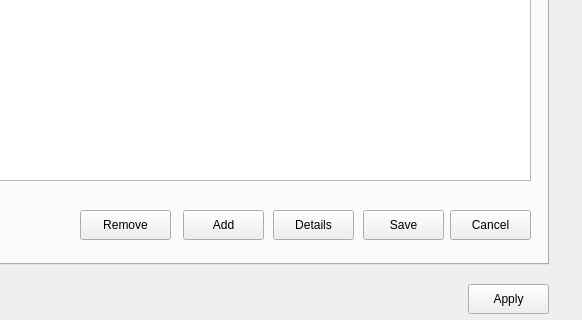
The window that resource/EnvWidget.ui (hsarmiento/rqt_env) describes before a commit, drawn with Qt 5; both pictures show x 272 to 854 and y 246 to 566 of the 854 by 566 pixel window.
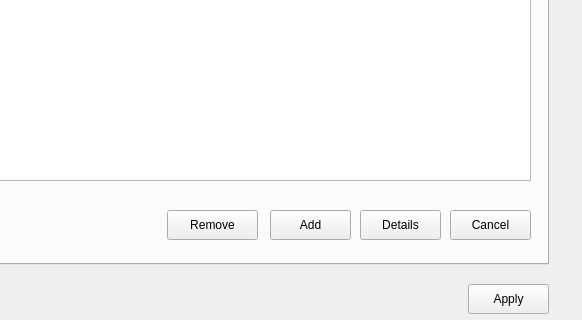
The same window after the commit. The open tabs and pages were chosen to show the change.

Commit message: Fix save checked robot. Remove save button for robot list

```diff
--- a/resource/EnvWidget.ui
+++ b/resource/EnvWidget.ui
@@ -192,7 +192,7 @@
     <widget class="QPushButton" name="btnAddRobot">
      <property name="geometry">
       <rect>
-       <x>433</x>
+       <x>520</x>
        <y>420</y>
        <width>81</width>
        <height>30</height>
@@ -202,23 +202,10 @@
       <string>Add</string>
      </property>
     </widget>
-    <widget class="QPushButton" name="btnSaveRobot">
-     <property name="geometry">
-      <rect>
-       <x>613</x>
-       <y>420</y>
-       <width>81</width>
-       <height>30</height>
-      </rect>
-     </property>
-     <property name="text">
-      <string>Save</string>
-     </property>
-    </widget>
     <widget class="QPushButton" name="btnDetailsRobot">
      <property name="geometry">
       <rect>
-       <x>523</x>
+       <x>610</x>
        <y>420</y>
        <width>81</width>
        <height>30</height>
@@ -231,7 +218,7 @@
     <widget class="QPushButton" name="btnRemoveRobot">
      <property name="geometry">
       <rect>
-       <x>330</x>
+       <x>417</x>
        <y>420</y>
        <width>91</width>
        <height>30</height>
```
Left out of the diff: 2 changed lines with no effect on the pictures. The commit also changes 10 other files.
